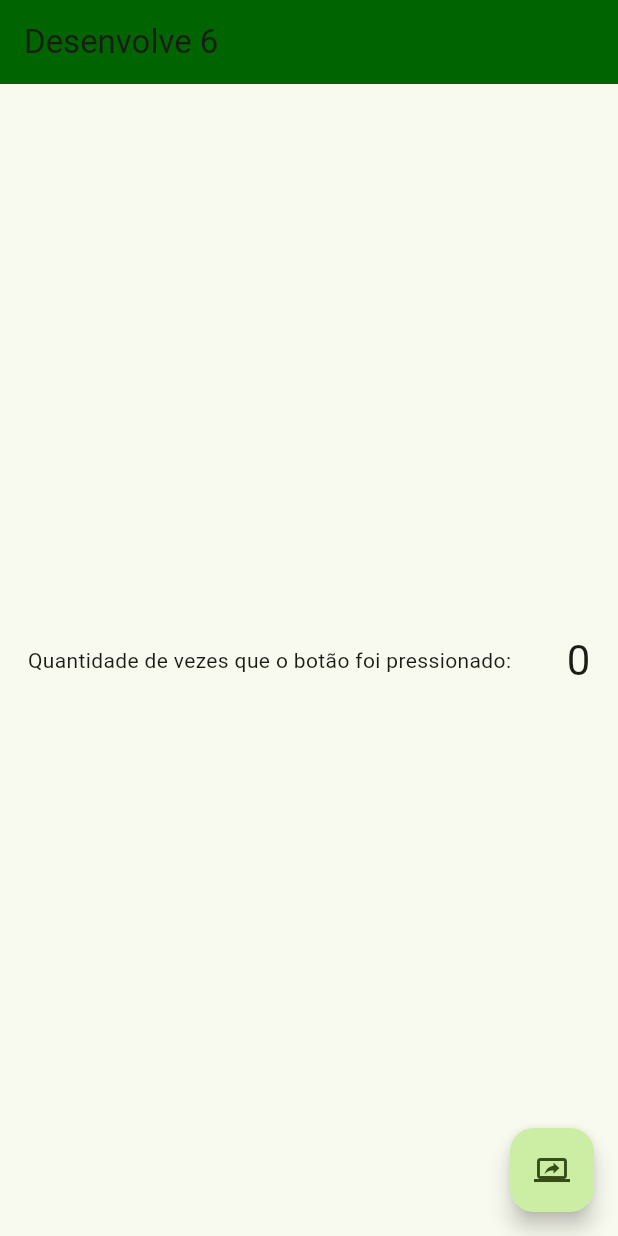
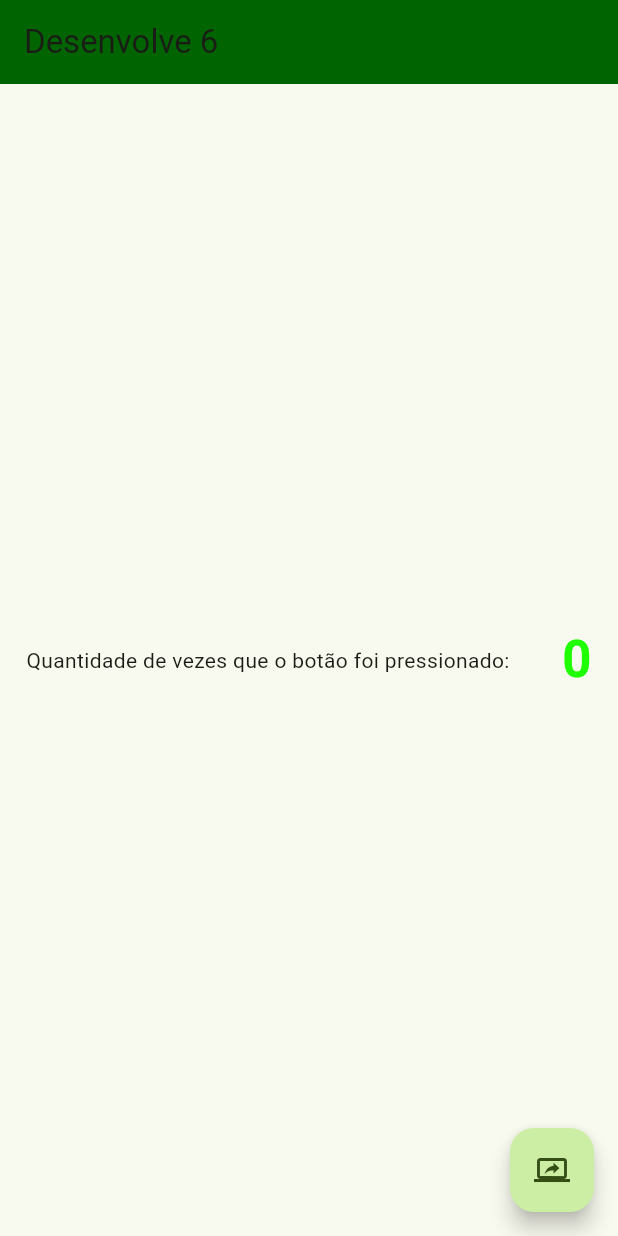
Before and after one commit to desenvolve06/gr6-projeto1, a Flutter app: the screen it shows after launch, on a phone screen of 412 x 824 dp. Run offline on Flutter 3.47's test engine with Material 3 defaults, Android fonts, the phone set to English and light mode, and no system bars.

Commit message:
refactor: alterando estlio do numero da contagem

```diff
--- a/lib/main.dart
+++ b/lib/main.dart
@@ -67,6 +67,7 @@ class _MyHomePageState extends State<MyHomePage> {
       _counter++;
     });
   }
+
   Color darkGreenColor = const Color(0xFF006400);
   @override
   Widget build(BuildContext context) {
@@ -77,9 +78,7 @@ class _MyHomePageState extends State<MyHomePage> {
     // fast, so that you can just rebuild anything that needs updating rather
     // than having to individually change instances of widgets.
     return Scaffold(
-
       appBar: AppBar(
-
         // TRY THIS: Try changing the color here to a specific color (to
         // Colors.amber, perhaps?) and trigger a hot reload to see the AppBar
         // change color while the other colors stay the same.
@@ -112,8 +111,12 @@ class _MyHomePageState extends State<MyHomePage> {
             ),
             Text(
               '$_counter',
-              style: Theme.of(context).textTheme.headlineMedium,
-            ),
+              style: const TextStyle(
+                fontSize: 34,
+                fontWeight: FontWeight.bold,
+                color: Color.fromARGB(255, 30, 255, 0),
+              ),
+            )
           ],
         ),
       ),
```
